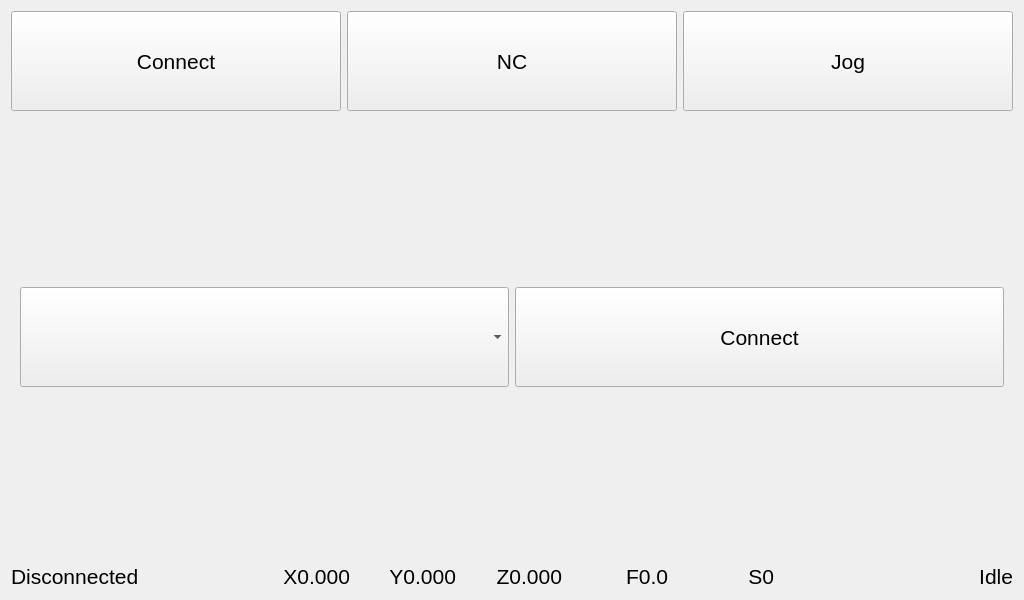
First picture: the form in views/viewMain.ui, repository Begus001/PyCncTouch, before the edit.
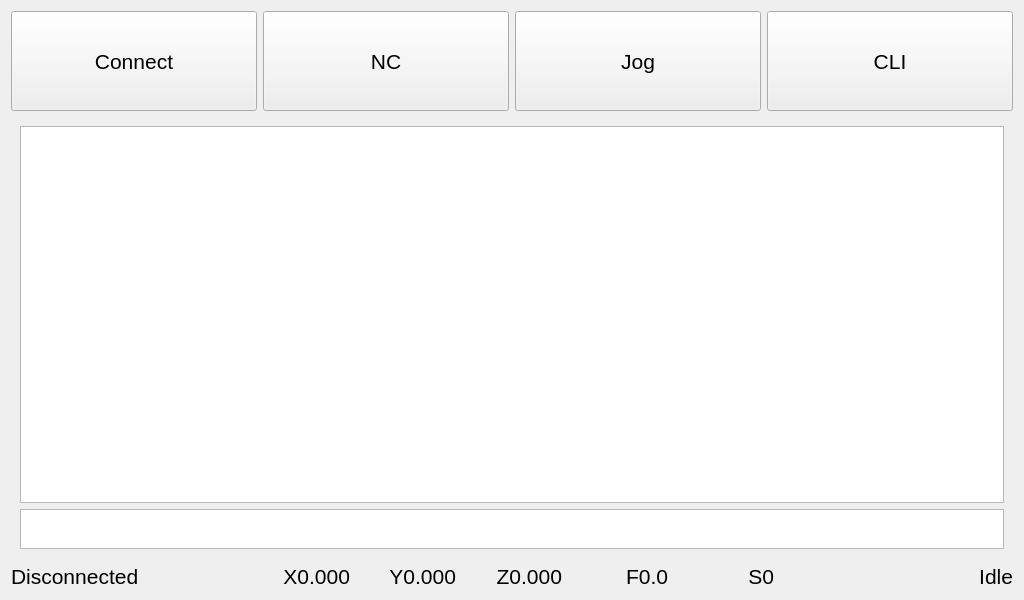
Second picture: the form after the edit. The open tabs and pages were chosen to show the change. Custom widgets are drawn as their Qt base class.

Commit message: Add command line interface page

Patch:
```diff
--- a/views/viewMain.ui
+++ b/views/viewMain.ui
@@ -84,6 +84,22 @@
        </property>
       </widget>
      </item>
+     <item>
+      <widget class="QPushButton" name="btPageCLI">
+       <property name="minimumSize">
+        <size>
+         <width>0</width>
+         <height>100</height>
+        </size>
+       </property>
+       <property name="text">
+        <string>CLI</string>
+       </property>
+       <property name="pageIndex" stdset="0">
+        <number>3</number>
+       </property>
+      </widget>
+     </item>
     </layout>
    </item>
    <item>
@@ -626,6 +642,39 @@
        </item>
       </layout>
      </widget>
+     <widget class="QWidget" name="pageCLI">
+      <layout class="QVBoxLayout" name="verticalLayout_6">
+       <item>
+        <widget class="QPlainTextEdit" name="tbCLIOutput">
+         <property name="readOnly">
+          <bool>true</bool>
+         </property>
+        </widget>
+       </item>
+       <item>
+        <widget class="CLIInputTextEdit" name="tbCLIInput">
+         <property name="sizePolicy">
+          <sizepolicy hsizetype="Expanding" vsizetype="Fixed">
+           <horstretch>0</horstretch>
+           <verstretch>0</verstretch>
+          </sizepolicy>
+         </property>
+         <property name="minimumSize">
+          <size>
+           <width>0</width>
+           <height>40</height>
+          </size>
+         </property>
+         <property name="maximumSize">
+          <size>
+           <width>16777215</width>
+           <height>40</height>
+          </size>
+         </property>
+        </widget>
+       </item>
+      </layout>
+     </widget>
     </widget>
    </item>
    <item>
@@ -783,6 +832,11 @@
    <header>custom</header>
    <container>1</container>
   </customwidget>
+  <customwidget>
+   <class>CLIInputTextEdit</class>
+   <extends>QPlainTextEdit</extends>
+   <header>custom</header>
+  </customwidget>
  </customwidgets>
  <resources/>
  <connections>
```
Left out of the diff: 16 changed lines with no effect on the pictures. The commit also changes 5 other files.
